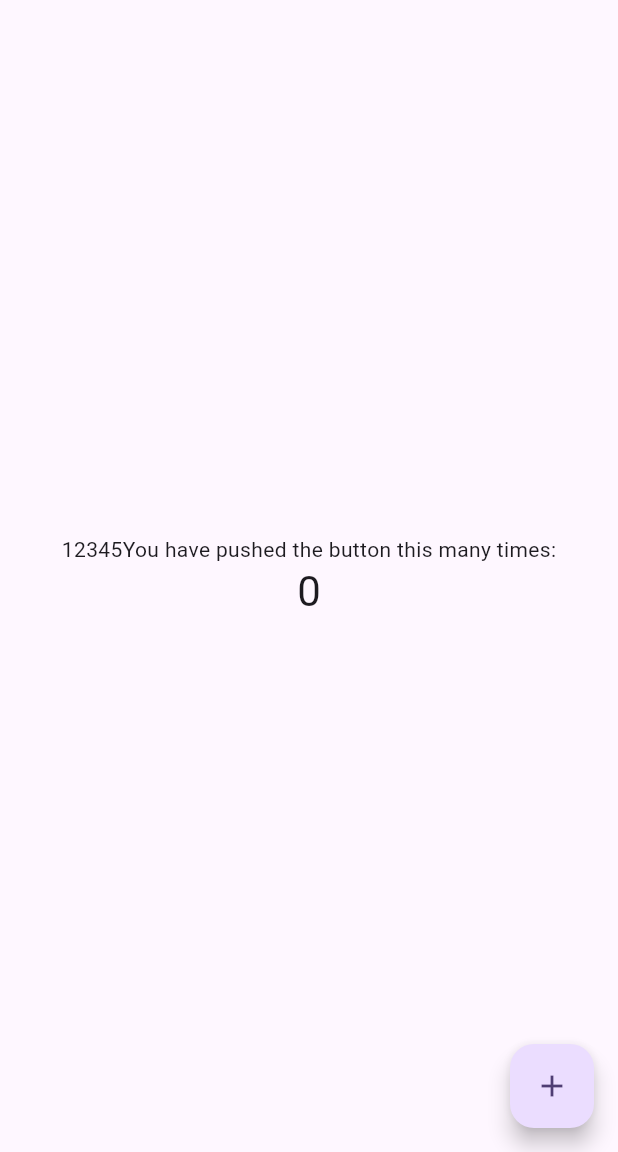
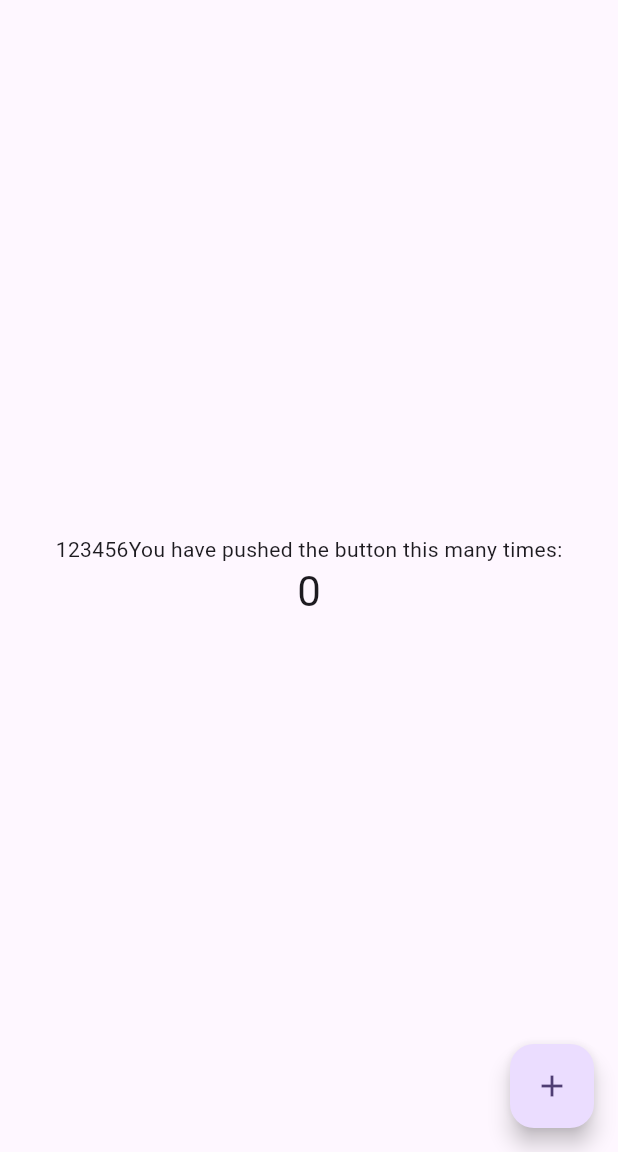
Before and after one commit to could-ai/0196b461-3be1-79c3-bab4-1abcaee8e945, a Flutter app: the screen it shows after launch, on a phone screen of 412 x 824 dp, the part 84-1236 px from its top. Run offline on Flutter 3.47's test engine with Material 3 defaults, Android fonts, the phone set to English and light mode, and no system bars.

Commit message:
Update file: lib/main.dart

```diff
--- a/usr/lib/main.dart
+++ b/usr/lib/main.dart
@@ -105,7 +105,7 @@ class _MyHomePageState extends State<MyHomePage> {
           // wireframe for each widget.
           mainAxisAlignment: MainAxisAlignment.center,
           children: <Widget>[
-            const Text('12345You have pushed the button this many times:'),
+            const Text('123456You have pushed the button this many times:'),
             Text('$_counter', style: Theme.of(context).textTheme.headlineMedium),
           ],
         ),
```
